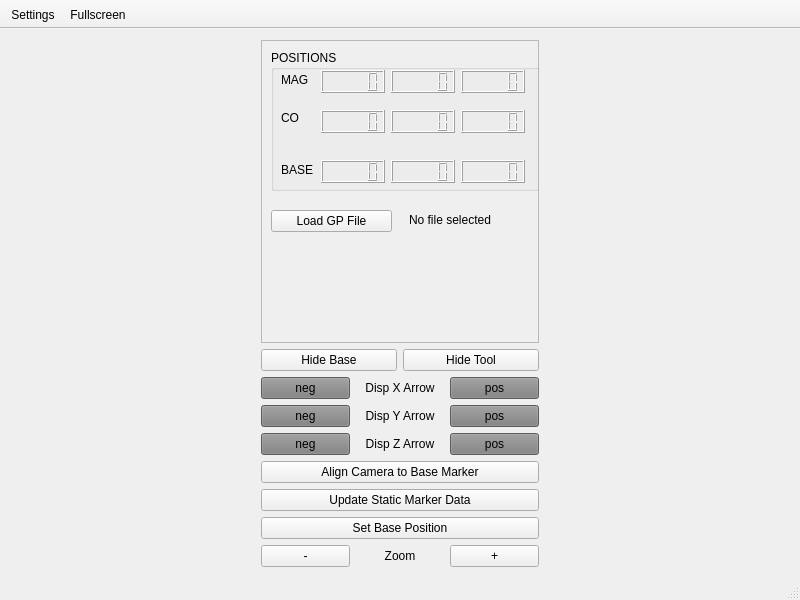
Old version of the form Interface.ui in the repository dusevitch/TRAC_GP_Pose.
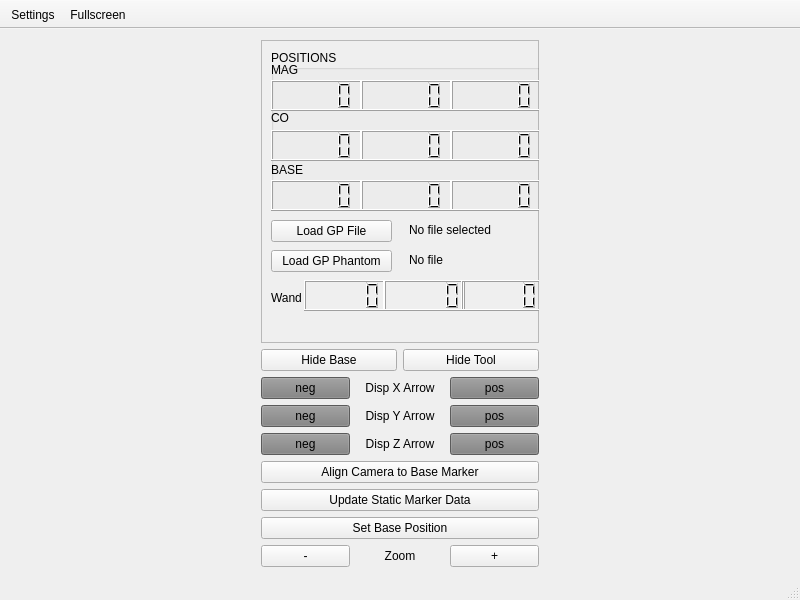
New version of the form. Icons and pictures are not drawn.

Patch:
```diff
--- a/Interface.ui
+++ b/Interface.ui
@@ -89,7 +89,7 @@
             <x>10</x>
             <y>10</y>
             <width>271</width>
-            <height>141</height>
+            <height>161</height>
            </rect>
           </property>
           <property name="title">
@@ -98,7 +98,7 @@
           <widget class="QLabel" name="label_28">
            <property name="geometry">
             <rect>
-             <x>10</x>
+             <x>0</x>
              <y>110</y>
              <width>41</width>
              <height>20</height>
@@ -111,47 +111,47 @@
           <widget class="QLCDNumber" name="objframe_x">
            <property name="geometry">
             <rect>
-             <x>50</x>
-             <y>20</y>
-             <width>64</width>
-             <height>23</height>
+             <x>0</x>
+             <y>30</y>
+             <width>91</width>
+             <height>31</height>
             </rect>
            </property>
           </widget>
           <widget class="QLCDNumber" name="objframe_y">
            <property name="geometry">
             <rect>
-             <x>120</x>
-             <y>20</y>
-             <width>64</width>
-             <height>23</height>
+             <x>90</x>
+             <y>30</y>
+             <width>91</width>
+             <height>31</height>
             </rect>
            </property>
           </widget>
           <widget class="QLCDNumber" name="base_x">
            <property name="geometry">
             <rect>
-             <x>50</x>
-             <y>110</y>
-             <width>64</width>
-             <height>23</height>
+             <x>0</x>
+             <y>130</y>
+             <width>91</width>
+             <height>31</height>
             </rect>
            </property>
           </widget>
           <widget class="QLCDNumber" name="base_y">
            <property name="geometry">
             <rect>
-             <x>120</x>
-             <y>110</y>
-             <width>64</width>
-             <height>23</height>
+             <x>90</x>
+             <y>130</y>
+             <width>91</width>
+             <height>31</height>
             </rect>
            </property>
           </widget>
           <widget class="QLabel" name="label_2">
            <property name="geometry">
             <rect>
-             <x>10</x>
+             <x>0</x>
              <y>60</y>
              <width>31</width>
              <height>16</height>
@@ -164,18 +164,18 @@
           <widget class="QLCDNumber" name="co_pos_x">
            <property name="geometry">
             <rect>
-             <x>50</x>
-             <y>60</y>
-             <width>64</width>
-             <height>23</height>
+             <x>0</x>
+             <y>80</y>
+             <width>91</width>
+             <height>31</height>
             </rect>
            </property>
           </widget>
           <widget class="QLabel" name="label">
            <property name="geometry">
             <rect>
-             <x>10</x>
-             <y>20</y>
+             <x>0</x>
+             <y>10</y>
              <width>51</width>
              <height>20</height>
             </rect>
@@ -187,40 +187,40 @@
           <widget class="QLCDNumber" name="co_pos_y">
            <property name="geometry">
             <rect>
-             <x>120</x>
-             <y>60</y>
-             <width>64</width>
-             <height>23</height>
+             <x>90</x>
+             <y>80</y>
+             <width>91</width>
+             <height>31</height>
             </rect>
            </property>
           </widget>
           <widget class="QLCDNumber" name="base_z">
            <property name="geometry">
             <rect>
-             <x>190</x>
-             <y>110</y>
-             <width>64</width>
-             <height>23</height>
+             <x>180</x>
+             <y>130</y>
+             <width>91</width>
+             <height>31</height>
             </rect>
            </property>
           </widget>
           <widget class="QLCDNumber" name="objframe_z">
            <property name="geometry">
             <rect>
-             <x>190</x>
-             <y>20</y>
-             <width>64</width>
-             <height>23</height>
+             <x>180</x>
+             <y>30</y>
+             <width>91</width>
+             <height>31</height>
             </rect>
            </property>
           </widget>
           <widget class="QLCDNumber" name="co_pos_z">
            <property name="geometry">
             <rect>
-             <x>190</x>
-             <y>60</y>
-             <width>64</width>
-             <height>23</height>
+             <x>180</x>
+             <y>80</y>
+             <width>91</width>
+             <height>31</height>
             </rect>
            </property>
           </widget>
@@ -229,7 +229,7 @@
           <property name="geometry">
            <rect>
             <x>10</x>
-            <y>170</y>
+            <y>180</y>
             <width>121</width>
             <height>22</height>
            </rect>
@@ -242,8 +242,8 @@
           <property name="geometry">
            <rect>
             <x>148</x>
-            <y>170</y>
-            <width>101</width>
+            <y>180</y>
+            <width>121</width>
             <height>20</height>
            </rect>
           </property>
@@ -251,6 +251,75 @@
            <string>No file selected</string>
           </property>
          </widget>
+         <widget class="QPushButton" name="load_gp_phantom">
+          <property name="geometry">
+           <rect>
+            <x>10</x>
+            <y>210</y>
+            <width>121</width>
+            <height>22</height>
+           </rect>
+          </property>
+          <property name="text">
+           <string>Load GP Phantom</string>
+          </property>
+         </widget>
+         <widget class="QLabel" name="label_3">
+          <property name="geometry">
+           <rect>
+            <x>10</x>
+            <y>250</y>
+            <width>41</width>
+            <height>16</height>
+           </rect>
+          </property>
+          <property name="text">
+           <string>Wand</string>
+          </property>
+         </widget>
+         <widget class="QLCDNumber" name="wand_x">
+          <property name="geometry">
+           <rect>
+            <x>43</x>
+            <y>240</y>
+            <width>81</width>
+            <height>31</height>
+           </rect>
+          </property>
+         </widget>
+         <widget class="QLCDNumber" name="wand_y">
+          <property name="geometry">
+           <rect>
+            <x>123</x>
+            <y>240</y>
+            <width>81</width>
+            <height>31</height>
+           </rect>
+          </property>
+         </widget>
+         <widget class="QLCDNumber" name="wand_z">
+          <property name="geometry">
+           <rect>
+            <x>200</x>
+            <y>240</y>
+            <width>81</width>
+            <height>31</height>
+           </rect>
+          </property>
+         </widget>
+         <widget class="QLabel" name="gp_phantom_label">
+          <property name="geometry">
+           <rect>
+            <x>148</x>
+            <y>210</y>
+            <width>121</width>
+            <height>20</height>
+           </rect>
+          </property>
+          <property name="text">
+           <string>No file</string>
+          </property>
+         </widget>
         </widget>
        </item>
        <item>
```
